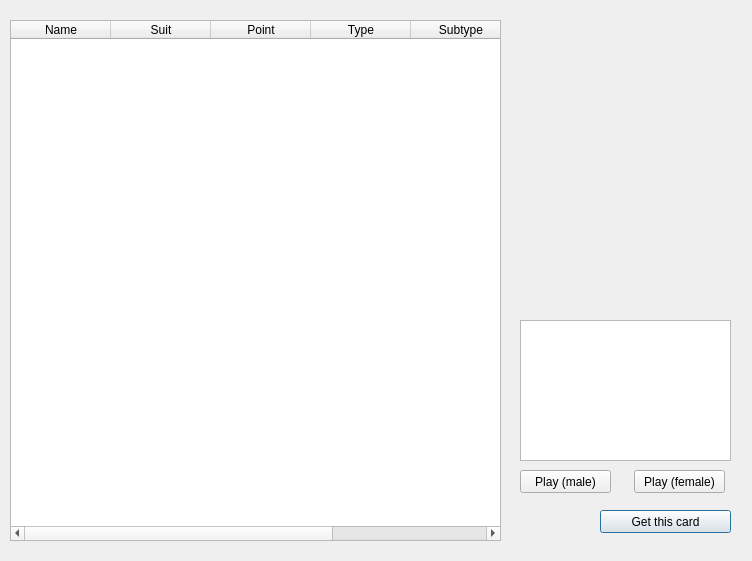
Above: src/dialog/cardoverview.ui from kdashsoul/QSanguoshaPassMode before the change. Below: the same form after it.
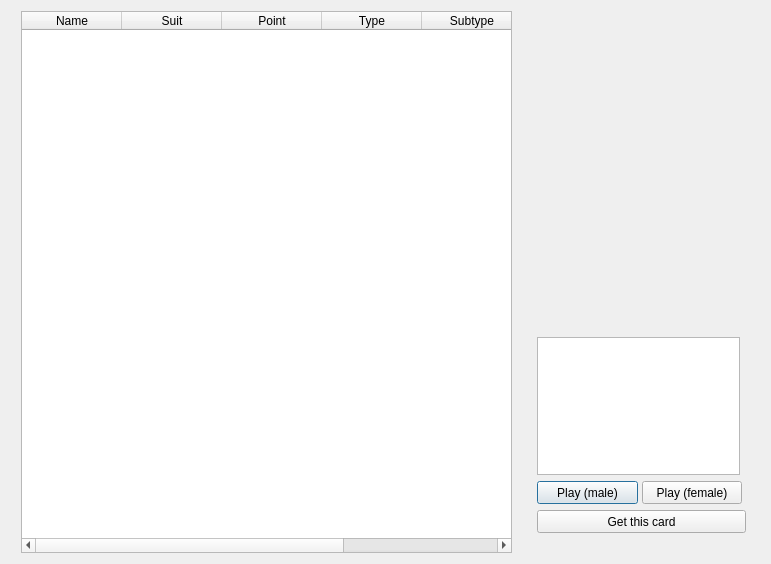
That is the form after the change.

```diff
--- a/src/dialog/cardoverview.ui
+++ b/src/dialog/cardoverview.ui
@@ -6,21 +6,21 @@
    <rect>
     <x>0</x>
     <y>0</y>
-    <width>752</width>
-    <height>561</height>
+    <width>771</width>
+    <height>564</height>
    </rect>
   </property>
   <property name="windowTitle">
    <string>Card Overvew</string>
   </property>
+  <layout class="QHBoxLayout" name="horizontalLayout_2">
+   <item>
   <widget class="QTableWidget" name="tableWidget">
-   <property name="geometry">
-    <rect>
-     <x>10</x>
-     <y>20</y>
+     <property name="maximumSize">
+      <size>
      <width>491</width>
-     <height>521</height>
-    </rect>
+       <height>16777215</height>
+      </size>
    </property>
    <property name="editTriggers">
     <set>QAbstractItemView::NoEditTriggers</set>
@@ -65,71 +65,121 @@
     </property>
    </column>
   </widget>
-  <widget class="QTextEdit" name="cardDescriptionBox">
-   <property name="geometry">
-    <rect>
-     <x>520</x>
-     <y>320</y>
-     <width>211</width>
-     <height>141</height>
-    </rect>
-   </property>
-   <property name="readOnly">
-    <bool>true</bool>
-   </property>
-  </widget>
+   </item>
+   <item>
+    <widget class="QFrame" name="">
+     <property name="maximumSize">
+      <size>
+       <width>221</width>
+       <height>521</height>
+      </size>
+     </property>
+     <layout class="QVBoxLayout" name="verticalLayout_3">
+      <item>
+       <layout class="QVBoxLayout" name="verticalLayout_2">
+        <item>
   <widget class="QLabel" name="cardLabel">
-   <property name="geometry">
-    <rect>
-     <x>520</x>
-     <y>10</y>
+          <property name="minimumSize">
+           <size>
      <width>211</width>
      <height>301</height>
-    </rect>
+           </size>
+          </property>
+          <property name="maximumSize">
+           <size>
+            <width>217</width>
+            <height>16777215</height>
+           </size>
    </property>
    <property name="text">
     <string/>
    </property>
   </widget>
-  <widget class="QPushButton" name="getCardButton">
-   <property name="geometry">
-    <rect>
-     <x>600</x>
-     <y>510</y>
-     <width>131</width>
-     <height>23</height>
-    </rect>
-   </property>
-   <property name="text">
-    <string>Get this card</string>
-   </property>
-  </widget>
+        </item>
+        <item>
+         <widget class="QTextEdit" name="cardDescriptionBox">
+          <property name="maximumSize">
+           <size>
+            <width>217</width>
+            <height>16777215</height>
+           </size>
+          </property>
+          <property name="readOnly">
+           <bool>true</bool>
+          </property>
+         </widget>
+        </item>
+       </layout>
+      </item>
+      <item>
+       <layout class="QVBoxLayout" name="verticalLayout">
+        <item>
+         <layout class="QHBoxLayout" name="horizontalLayout">
+          <item>
   <widget class="QPushButton" name="malePlayButton">
-   <property name="geometry">
-    <rect>
-     <x>520</x>
-     <y>470</y>
-     <width>91</width>
+            <property name="minimumSize">
+             <size>
+              <width>101</width>
      <height>23</height>
-    </rect>
+             </size>
+            </property>
+            <property name="maximumSize">
+             <size>
+              <width>105</width>
+              <height>16777215</height>
+             </size>
    </property>
    <property name="text">
     <string>Play (male)</string>
    </property>
   </widget>
+          </item>
+          <item>
   <widget class="QPushButton" name="femalePlayButton">
-   <property name="geometry">
-    <rect>
-     <x>634</x>
-     <y>470</y>
-     <width>91</width>
+            <property name="minimumSize">
+             <size>
+              <width>100</width>
      <height>23</height>
-    </rect>
+             </size>
+            </property>
+            <property name="maximumSize">
+             <size>
+              <width>104</width>
+              <height>16777215</height>
+             </size>
    </property>
    <property name="text">
     <string>Play (female)</string>
    </property>
   </widget>
+          </item>
+         </layout>
+        </item>
+        <item>
+         <widget class="QPushButton" name="getCardButton">
+          <property name="minimumSize">
+           <size>
+            <width>209</width>
+            <height>23</height>
+           </size>
+          </property>
+          <property name="maximumSize">
+           <size>
+            <width>217</width>
+            <height>16777215</height>
+           </size>
+          </property>
+          <property name="text">
+           <string>Get this card</string>
+          </property>
+         </widget>
+        </item>
+       </layout>
+      </item>
+     </layout>
+    </widget>
+   </item>
+  </layout>
  </widget>
  <resources/>
  <connections/>
```
Lines whose indentation alone changed are shown as unchanged.
